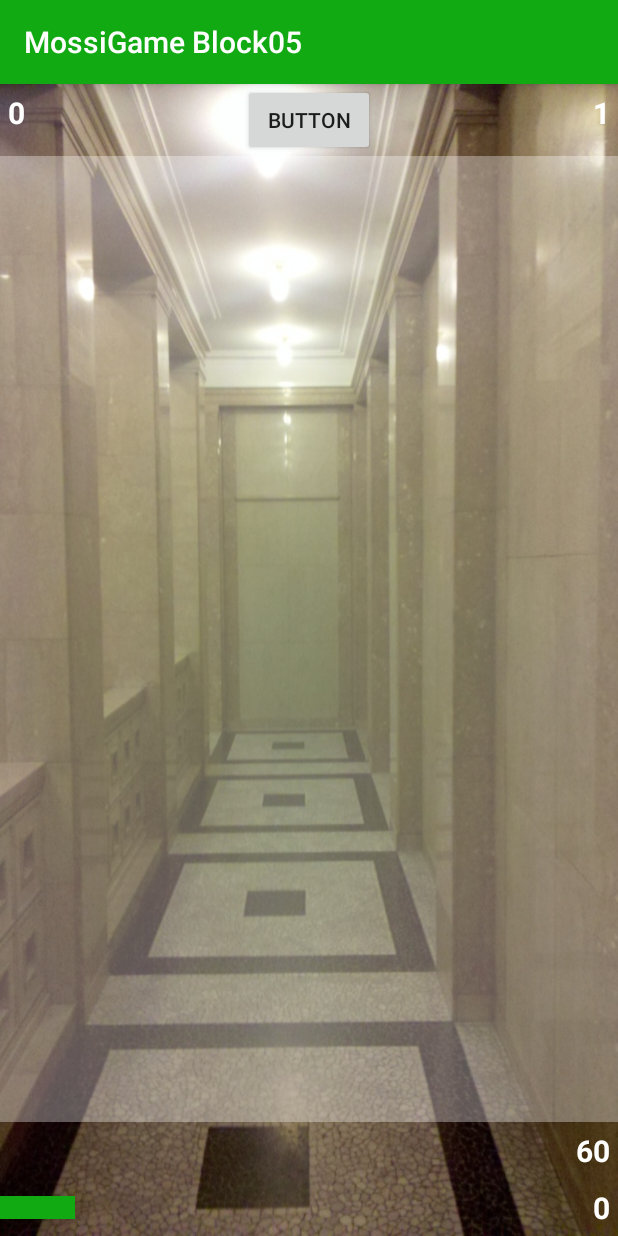
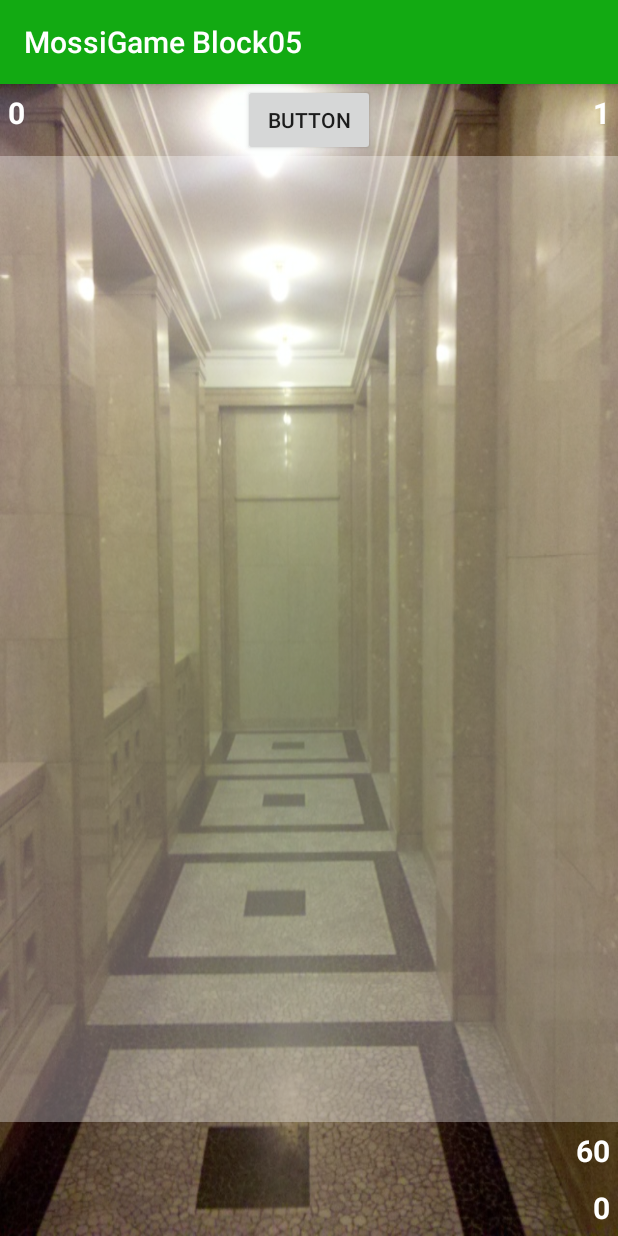
Before and after one commit to greenorca/M335_MossiGame, an Android app: the GameActivity screen opened directly, with no data from a screen before it, on a phone screen of 412 x 824 dp. Run offline under Robolectric (Android 15) with nearby library versions, the phone set to English and light mode, and no system bars.

Commit message:
Start Block 5

```diff
--- a/app/src/main/java/com/example/sven/m335_mossigame_block05/GameActivity.java
+++ b/app/src/main/java/com/example/sven/m335_mossigame_block05/GameActivity.java
@@ -22,12 +22,13 @@ public class GameActivity extends AppCompatActivity implements View.OnClickListe
     int mosquitosCatched;
     int level;
     int score;
+    private static final int GAMETIME = 60;
 
     TextView txtLevel, txtScore, txtTimeRemaining,
             txtMossisCatched;
 
     Random random;
-    FrameLayout barTime;
+    FrameLayout barTime, barMosquitos;
     ViewGroup gameZone;
     Date tStart;
 
@@ -41,7 +42,7 @@ public class GameActivity extends AppCompatActivity implements View.OnClickListe
         mosquitosCatched = 0;
         level = level+1;
         mosquitos = level * 10;
-        timeRemaining = 60;
+        timeRemaining = GAMETIME;
         tStart = new Date();
         refreshScreen();
         //showMosquito();
@@ -59,6 +60,7 @@ public class GameActivity extends AppCompatActivity implements View.OnClickListe
         txtMossisCatched = (TextView) findViewById(R.id.textViewCatches);
         txtTimeRemaining = (TextView) findViewById(R.id.textViewTimeLeft);
         barTime = (FrameLayout)findViewById(R.id.bar_time);
+        barMosquitos = (FrameLayout)findViewById(R.id.bar_catches);
         gameZone = (ViewGroup)findViewById(R.id.gameZone);
 
         Button showMossiBtn = (Button) findViewById(R.id.buttonShowMossi);
@@ -79,15 +81,20 @@ public class GameActivity extends AppCompatActivity implements View.OnClickListe
      */
     private void refreshScreen(){
 
+        int dTime = (int)(new Date().getTime() - tStart.getTime())/1000;
+        timeRemaining = GAMETIME - dTime;
         txtLevel.setText(Integer.toString(level));
         txtScore.setText(Integer.toString(score));
         txtTimeRemaining.setText(Integer.toString(timeRemaining));
         txtMossisCatched.setText(Integer.toString(mosquitosCatched));
 
+        // time bar handling
         ViewGroup.LayoutParams params = barTime.getLayoutParams();
         int fullWidth = gameZone.getMeasuredWidth();
-        int dTime = (int)(new Date().getTime() - tStart.getTime())/1000;
-        params.width = fullWidth / 60 * (60 - dTime);
+        params.width = fullWidth / GAMETIME * (GAMETIME - dTime);
+        // mosquito bar handling
+        params = barMosquitos.getLayoutParams();
+        params.width = fullWidth / mosquitos * mosquitosCatched;
 
     }
 
```
